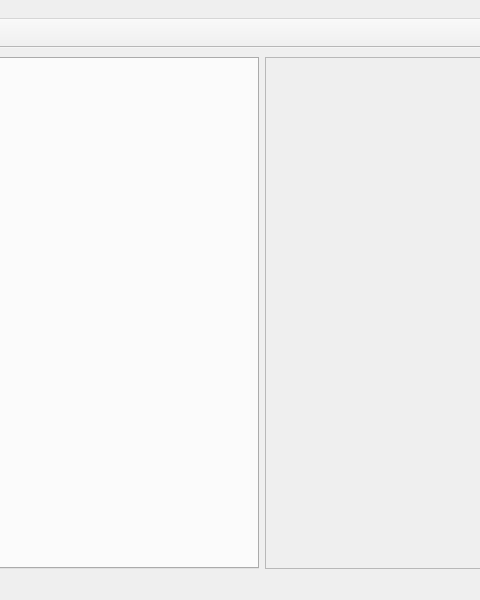
The window that data/mainwindow.ui (kwon-young/pyqt_corrector) describes before a commit, drawn with Qt 5; both pictures show x 138 to 618 and y 0 to 600 of the 800 by 600 pixel window.
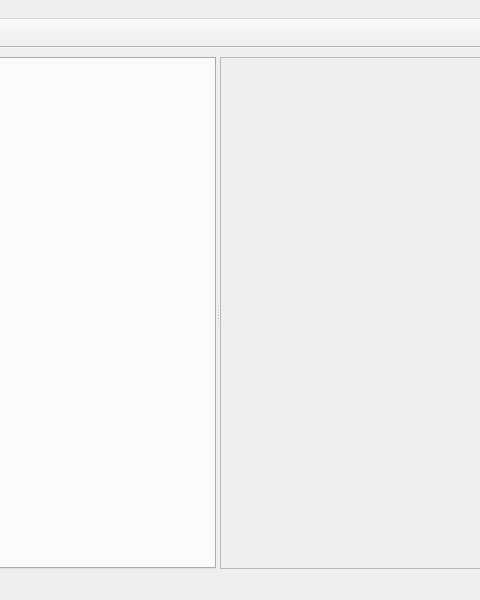
The same window after the commit.

Commit message: use spanner to resize tab and imageviewer

The edit to the form file:
```diff
--- a/data/mainwindow.ui
+++ b/data/mainwindow.ui
@@ -14,8 +14,25 @@
    <string>MainWindow</string>
   </property>
   <widget class="QWidget" name="centralwidget">
+   <layout class="QGridLayout" name="gridLayout_3">
+    <item row="0" column="0">
    <layout class="QGridLayout" name="gridLayout_2">
-    <item row="0" column="1">
+      <item row="0" column="0">
+       <widget class="QSplitter" name="splitter">
+        <property name="orientation">
+         <enum>Qt::Horizontal</enum>
+        </property>
+        <widget class="QTabWidget" name="tabWidget">
+         <property name="minimumSize">
+          <size>
+           <width>345</width>
+           <height>0</height>
+          </size>
+         </property>
+         <property name="currentIndex">
+          <number>-1</number>
+         </property>
+        </widget>
      <widget class="QScrollArea" name="scrollArea">
       <property name="widgetResizable">
        <bool>true</bool>
@@ -25,20 +42,16 @@
         <rect>
          <x>0</x>
          <y>0</y>
-         <width>383</width>
-         <height>479</height>
+            <width>429</width>
+            <height>499</height>
         </rect>
        </property>
        <layout class="QGridLayout" name="gridLayout"/>
       </widget>
      </widget>
-    </item>
-    <item row="0" column="0">
-     <widget class="QTabWidget" name="tabWidget">
-      <property name="currentIndex">
-       <number>-1</number>
-      </property>
-     </widget>
+       </widget>
+      </item>
+     </layout>
     </item>
    </layout>
   </widget>
```
Left out of the diff: 2 changed lines with no effect on the pictures. Lines whose indentation alone changed are shown as unchanged. The commit also changes 1 other file.
